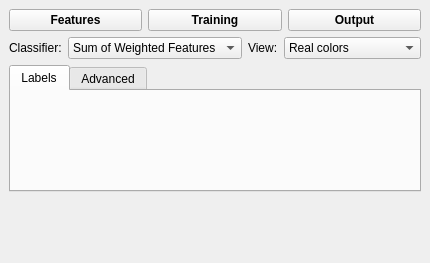
CGAL/cgal, file Polyhedron/demo/Polyhedron/Plugins/Classification/Classification_widget.ui: the form before one commit.
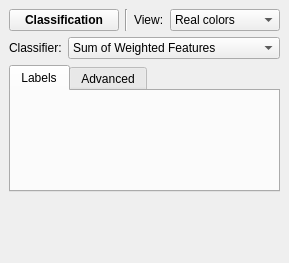
The form after the commit.

Commit message: Fix closing behavior and merge menus

```diff
--- a/Polyhedron/demo/Polyhedron/Plugins/Classification/Classification_widget.ui
+++ b/Polyhedron/demo/Polyhedron/Plugins/Classification/Classification_widget.ui
@@ -6,7 +6,7 @@
    <rect>
     <x>0</x>
     <y>0</y>
-    <width>430</width>
+    <width>289</width>
     <height>263</height>
    </rect>
   </property>
@@ -32,36 +32,52 @@
          </font>
         </property>
         <property name="text">
-         <string>Features</string>
+         <string>Classification</string>
         </property>
        </widget>
       </item>
       <item>
-       <widget class="QPushButton" name="training">
-        <property name="font">
-         <font>
-          <weight>75</weight>
-          <bold>true</bold>
-         </font>
+       <widget class="Line" name="line">
+        <property name="orientation">
+         <enum>Qt::Vertical</enum>
         </property>
-        <property name="text">
-         <string>Training</string>
-        </property>
        </widget>
       </item>
       <item>
-       <widget class="QPushButton" name="output">
-        <property name="font">
-         <font>
-          <weight>75</weight>
-          <bold>true</bold>
-         </font>
+       <widget class="QLabel" name="label">
+        <property name="sizePolicy">
+         <sizepolicy hsizetype="Maximum" vsizetype="Preferred">
+          <horstretch>0</horstretch>
+          <verstretch>0</verstretch>
+         </sizepolicy>
         </property>
         <property name="text">
-         <string>Output</string>
+         <string>View:</string>
         </property>
        </widget>
       </item>
+      <item>
+       <widget class="QComboBox" name="display">
+        <property name="currentIndex">
+         <number>0</number>
+        </property>
+        <item>
+         <property name="text">
+          <string>Real colors</string>
+         </property>
+        </item>
+        <item>
+         <property name="text">
+          <string>Classification</string>
+         </property>
+        </item>
+        <item>
+         <property name="text">
+          <string>Training sets</string>
+         </property>
+        </item>
+       </widget>
+      </item>
      </layout>
     </item>
     <item>
@@ -96,41 +112,6 @@
         </item>
        </widget>
       </item>
-      <item>
-       <widget class="QLabel" name="label">
-        <property name="sizePolicy">
-         <sizepolicy hsizetype="Maximum" vsizetype="Preferred">
-          <horstretch>0</horstretch>
-          <verstretch>0</verstretch>
-         </sizepolicy>
-        </property>
-        <property name="text">
-         <string>View:</string>
-        </property>
-       </widget>
-      </item>
-      <item>
-       <widget class="QComboBox" name="display">
-        <property name="currentIndex">
-         <number>0</number>
-        </property>
-        <item>
-         <property name="text">
-          <string>Real colors</string>
-         </property>
-        </item>
-        <item>
-         <property name="text">
-          <string>Classification</string>
-         </property>
-        </item>
-        <item>
-         <property name="text">
-          <string>Training sets</string>
-         </property>
-        </item>
-       </widget>
-      </item>
      </layout>
     </item>
     <item>
```
Left out of the diff: 2 changed lines with no effect on the pictures. The commit also changes 1 other file.
